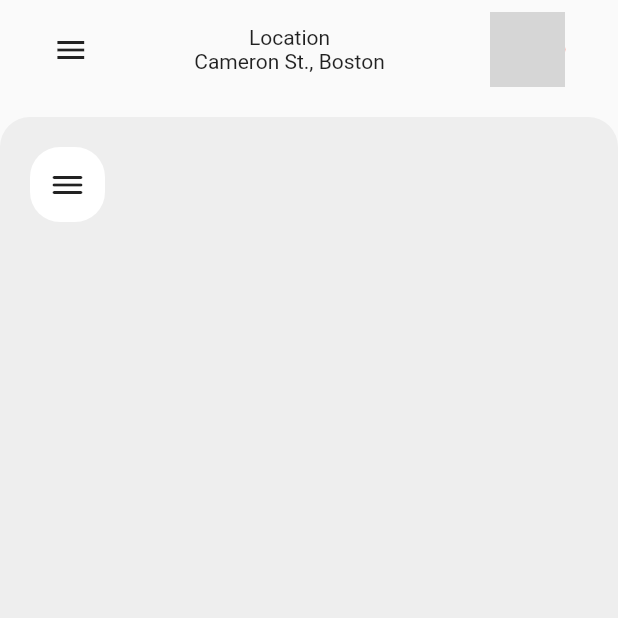
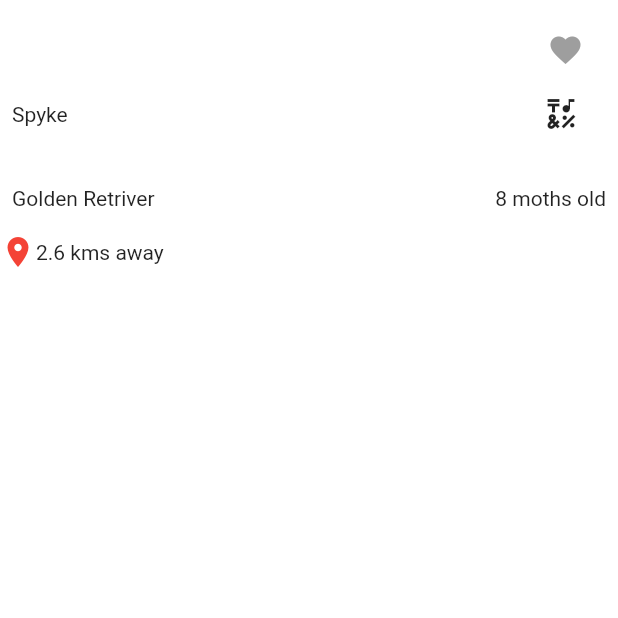
Before and after one commit to DouglasbDev/challenge_one, a Flutter app: the screen it shows after launch, on a phone screen of 412 x 824 dp, the top half of it. Run offline on Flutter 3.47's test engine with Material 2 defaults, Android fonts, the phone set to English and light mode, and no system bars; our stand-ins replace flutter_svg; grey boxes are pictures that could not be loaded.

Commit message:
atualizando page 1

```diff
--- /dev/null
+++ b/lib/components/favorite_button.dart
@@ -0,0 +1,30 @@
+import 'package:flutter/material.dart';
+
+class FavoriteButton extends StatelessWidget {
+  const FavoriteButton({super.key});
+
+  @override
+  Widget build(BuildContext context) {
+    return Padding(
+      padding: const EdgeInsets.only(right: 10, top: 10),
+      child: Material(
+        color: Colors.white,
+        borderRadius: BorderRadius.circular(15),
+        child: InkWell(
+          highlightColor: Colors.red[200],
+          onTap: () {},
+          borderRadius: BorderRadius.circular(15),
+          child: Container(
+            height: 10,
+            width: 50,
+            decoration: BoxDecoration(borderRadius: BorderRadius.circular(15)),
+            child: Icon(
+              Icons.favorite,
+              color: Colors.grey,
+            ),
+          ),
+        ),
+      ),
+    );
+  }
+}
--- a/lib/main.dart
+++ b/lib/main.dart
@@ -1,3 +1,4 @@
+import 'package:challange_one/view/description_page.dart';
 import 'package:challange_one/view/home_page.dart';
 import 'package:flutter/material.dart';
 
@@ -10,12 +11,11 @@ class MyApp extends StatelessWidget {
   @override
   Widget build(BuildContext context) {
     return MaterialApp(
-      title: 'Flutter Demo',
       debugShowCheckedModeBanner: false,
       theme: ThemeData(
         primarySwatch: Colors.blue,
       ),
-      home: HomePage(),
+      home: DescriptionPage(),
     );
   }
 }
--- /dev/null
+++ b/lib/view/description_page.dart
@@ -0,0 +1,64 @@
+import 'package:challange_one/components/favorite_button.dart';
+import 'package:flutter/material.dart';
+
+class DescriptionPage extends StatelessWidget {
+  const DescriptionPage({super.key});
+
+  @override
+  Widget build(BuildContext context) {
+    return Scaffold(
+      backgroundColor: Colors.white,
+      appBar: AppBar(
+        backgroundColor: Colors.white,
+        shadowColor: Colors.white,
+        elevation: 0,
+        actions: [
+          FavoriteButton(),
+        ],
+      ),
+      body: Column(
+        mainAxisAlignment: MainAxisAlignment.start,
+        children: [
+          Padding(
+            padding: const EdgeInsets.all(8.0),
+            child: Row(
+              mainAxisAlignment: MainAxisAlignment.spaceBetween,
+              children: const [
+                Text('Spyke'),
+                Padding(
+                  padding: EdgeInsets.only(right: 18),
+                  child: Icon(Icons.emoji_symbols),
+                ),
+              ],
+            ),
+          ),
+          SizedBox(
+            height: 20,
+          ),
+          Padding(
+            padding: const EdgeInsets.all(8.0),
+            child: Row(
+              mainAxisAlignment: MainAxisAlignment.spaceBetween,
+              children: const [
+                Text('Golden Retriver'),
+                Text(' 8 moths old'),
+              ],
+            ),
+          ),
+          Padding(
+            padding: const EdgeInsets.only(top: 8.0),
+            child: Row(
+              children: const [
+                Icon(
+                  Icons.location_on,
+                  color: Colors.red,
+                ),
+                Text('2.6 kms away')
+              ],
+            ),
+          )
+        ],
+      ),
+    );
+  }
+}
--- a/lib/widgets/button_widget.dart
+++ b/lib/widgets/button_widget.dart
@@ -35,7 +35,6 @@ class ButtonWidget extends StatefulWidget {
     double sizew = 150,
     Color hovercolor = const Color(0xff088AFF),
     Color highlightcolor = const Color(0xffD52B1E),
-    Widget? item,
   }) =>
       ButtonWidget._(
         child: child,
```
Also changed, not shown: lib/components/filter_menu.dart (+8 -1 lines), lib/controller/button_model.dart (added, +35 -0 lines), lib/controller/card_home_list.dart (added, +34 -0 lines), lib/model/button_class.dart (added, +11 -0 lines), lib/model/button_model.dart (deleted, +0 -15 lines), lib/model/card_home_model.dart (added, +13 -0 lines), lib/view/home_page.dart (+54 -10 lines), lib/widgets/button_home_widget.dart (added, +33 -0 lines), lib/widgets/card_menu_widget.dart (added, +101 -0 lines), lib/widgets/card_widget.dart (added, +111 -0 lines), pubspec.yaml (+4 -6 lines), assets/cao.svg (added), assets/gato.svg (added), assets/papagaio.svg (added), 2 more files.
